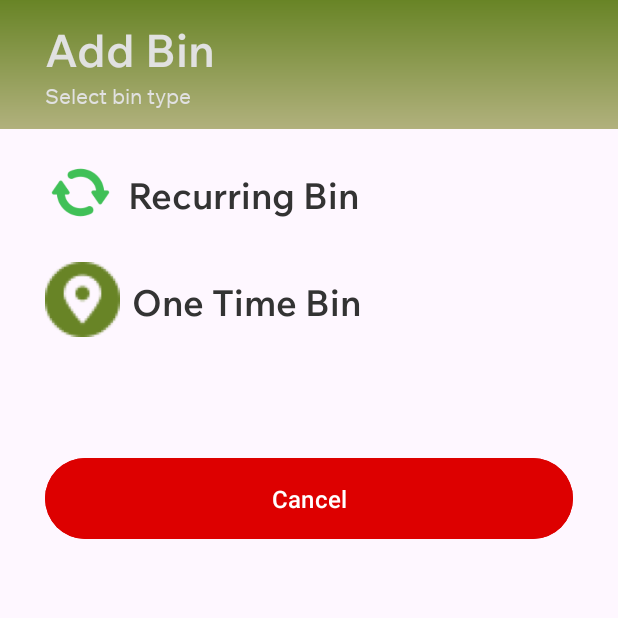
After one commit to anemonmigg/Wazte-app, an Android app: the ReportSelectActivity screen opened directly, with no data from a screen before it, on a phone screen of 412 x 824 dp, the top half of it. The commit adds this screen. Run offline under Robolectric (Android 15) with nearby library versions, the phone set to English and light mode, and no system bars.

Commit message:
Initialize Routing

```diff
--- a/app/src/main/AndroidManifest.xml
+++ b/app/src/main/AndroidManifest.xml
@@ -27,6 +27,9 @@
         <activity
             android:name=".MainActivity"
             android:exported="false"/>
+        <activity android:name=".RecurringLocationActivity" />
+        <activity android:name=".OneTimeLocationActivity" />
+        <activity android:name=".ReportSelectActivity" />
     </application>
 
 </manifest>
--- /dev/null
+++ b/app/src/main/java/com/mobdeve/s20/gonzales/miguel/wazte/ReportSelectActivity.kt
@@ -0,0 +1,33 @@
+package com.mobdeve.s20.gonzales.miguel.wazte
+
+import android.content.Intent
+import android.os.Bundle
+import android.widget.Button
+import android.widget.LinearLayout
+import androidx.appcompat.app.AppCompatActivity
+
+class ReportSelectActivity : AppCompatActivity() { // Remove the extra nested class
+    override fun onCreate(savedInstanceState: Bundle?) {
+        super.onCreate(savedInstanceState)
+        setContentView(R.layout.activity_reportselect)
+
+        // Set up click listeners for different sections
+        val recurringBinLinearLayout = findViewById<LinearLayout>(R.id.recurring_bin_selector)
+        recurringBinLinearLayout.setOnClickListener {
+            val intent = Intent(this, RecurringLocationActivity::class.java)
+            startActivity(intent)
+        }
+
+        val oneTimeBinLinearLayout = findViewById<LinearLayout>(R.id.onetime_bin_selector)
+        oneTimeBinLinearLayout.setOnClickListener {
+            val intent = Intent(this, OneTimeLocationActivity::class.java)
+            startActivity(intent)
+        }
+
+        // Set up cancel button
+        val btnCancel = findViewById<Button>(R.id.btnCancel)
+        btnCancel.setOnClickListener {
+            finish() // Finish the activity and return to the previous one
+        }
+    }
+}
--- a/app/src/main/res/layout/activity_reportselect.xml
+++ b/app/src/main/res/layout/activity_reportselect.xml
@@ -55,6 +55,7 @@
 
 
         <LinearLayout
+            android:id="@+id/recurring_bin_selector"
             android:layout_width="match_parent"
             android:layout_height="wrap_content"
             android:divider="@drawable/divider_small"
@@ -85,6 +86,7 @@
             </LinearLayout>
 
             <LinearLayout
+                android:id="@+id/onetime_bin_selector"
                 android:layout_width="match_parent"
                 android:layout_height="wrap_content"
                 android:orientation="horizontal">
```
Also changed, not shown: app/src/main/java/com/mobdeve/s20/gonzales/miguel/wazte/MainActivity.kt (+11 -0 lines), app/src/main/java/com/mobdeve/s20/gonzales/miguel/wazte/OneTimeLocationActivity.kt (added, +11 -0 lines), app/src/main/java/com/mobdeve/s20/gonzales/miguel/wazte/RecurringLocationActivity.kt (added, +11 -0 lines).
